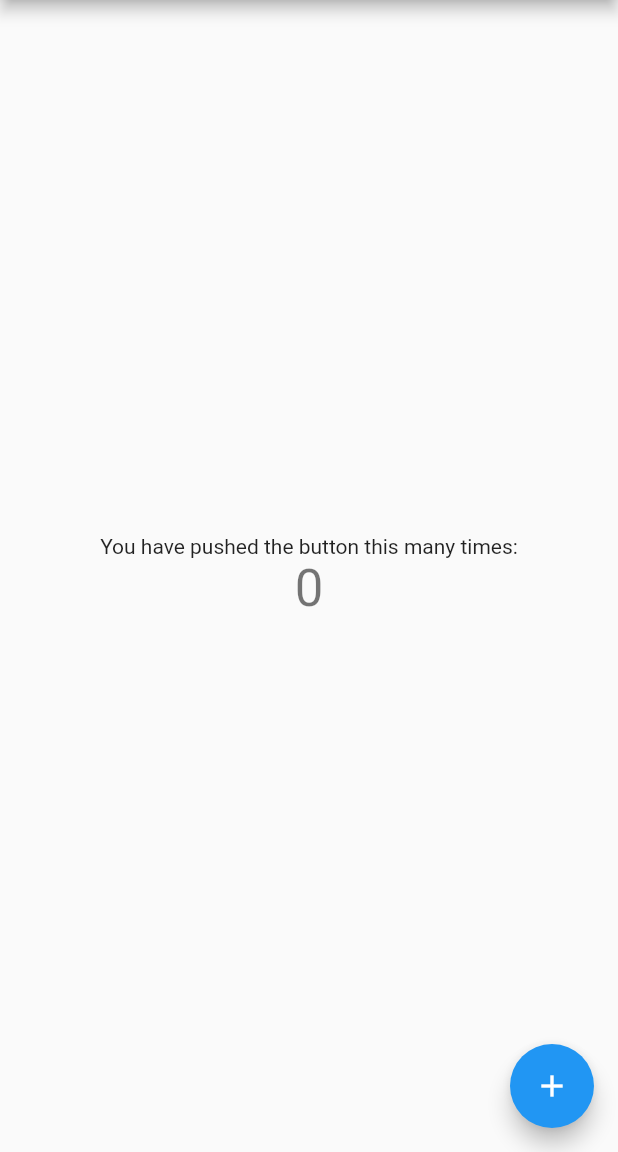
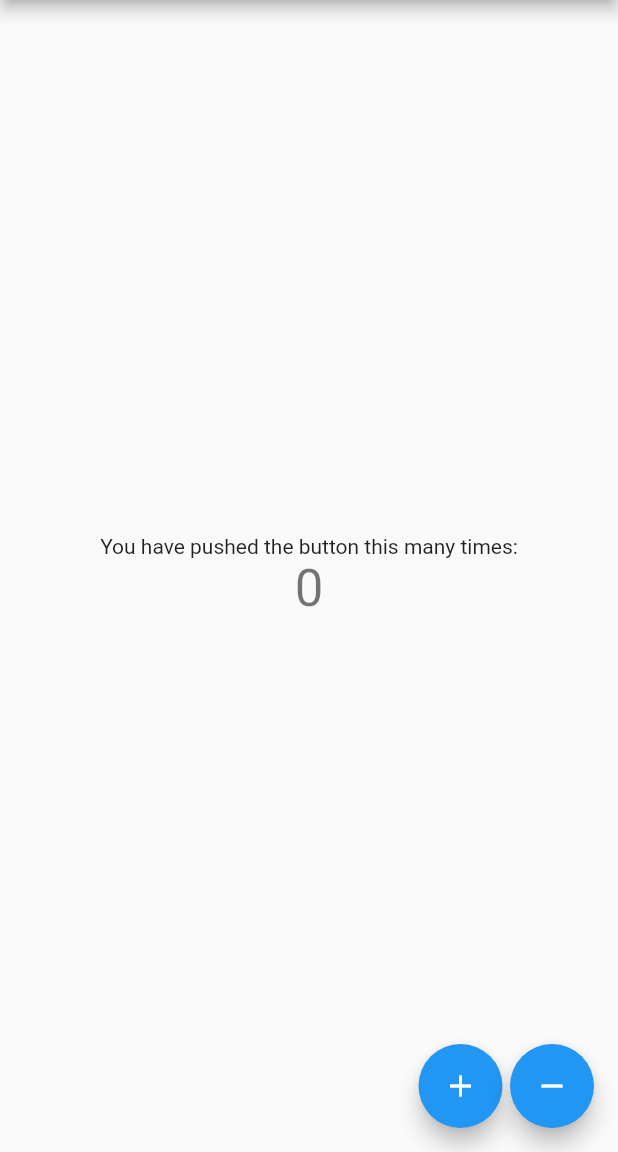
Before and after one commit to playground-code-review/flutter, a Flutter app: the screen it shows after launch, on a phone screen of 412 x 824 dp, the part 84-1236 px from its top. Run offline on Flutter 3.47's test engine with Material 2 defaults, Android fonts, the phone set to English and light mode, and no system bars.

Commit message:
feature: Add Increment 2 and Decrement 2 buttons

```diff
--- a/lib/my_home_page.dart
+++ b/lib/my_home_page.dart
@@ -20,17 +20,6 @@ class MyHomePage extends StatefulWidget {
 
 class _MyHomePageState extends State<MyHomePage> {
   int _counter = 0;
-
-  void _incrementCounter() {
-    setState(() {
-      // This call to setState tells the Flutter framework that something has
-      // changed in this State, which causes it to rerun the build method below
-      // so that the display can reflect the updated values. If we changed
-      // _counter without calling setState(), then the build method would not be
-      // called again, and so nothing would appear to happen.
-      _counter++;
-    });
-  }
 
   @override
   Widget build(BuildContext context) {
@@ -76,11 +65,23 @@ class _MyHomePageState extends State<MyHomePage> {
           ],
         ),
       ),
-      floatingActionButton: FloatingActionButton(
-        onPressed: _incrementCounter,
-        tooltip: 'Increment',
-        child: Icon(Icons.add),
+      floatingActionButton: Wrap(
+        spacing: 5,
+        children: [
+          _buildButton(2, Icons.add),
+          _buildButton(-2, Icons.remove),
+        ],
       ), // This trailing comma makes auto-formatting nicer for build methods.
     );
   }
+
+  Widget _buildButton(number, iconData) {
+    return FloatingActionButton(
+      onPressed: () => setState(() {
+        _counter += number;
+      }),
+      tooltip: 'Increment 2',
+      child: Icon(iconData),
+    );
+  }
 }
```
